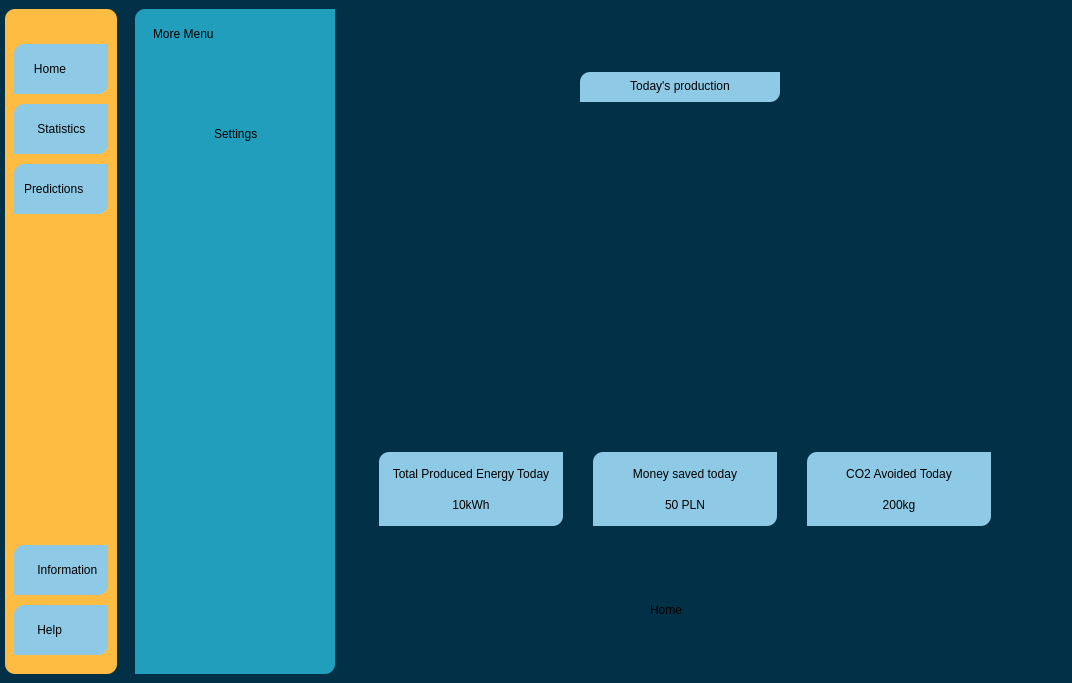
Above: Project1.ui from ddziechciarz/JPWPApp before the change. Below: the same form after it.
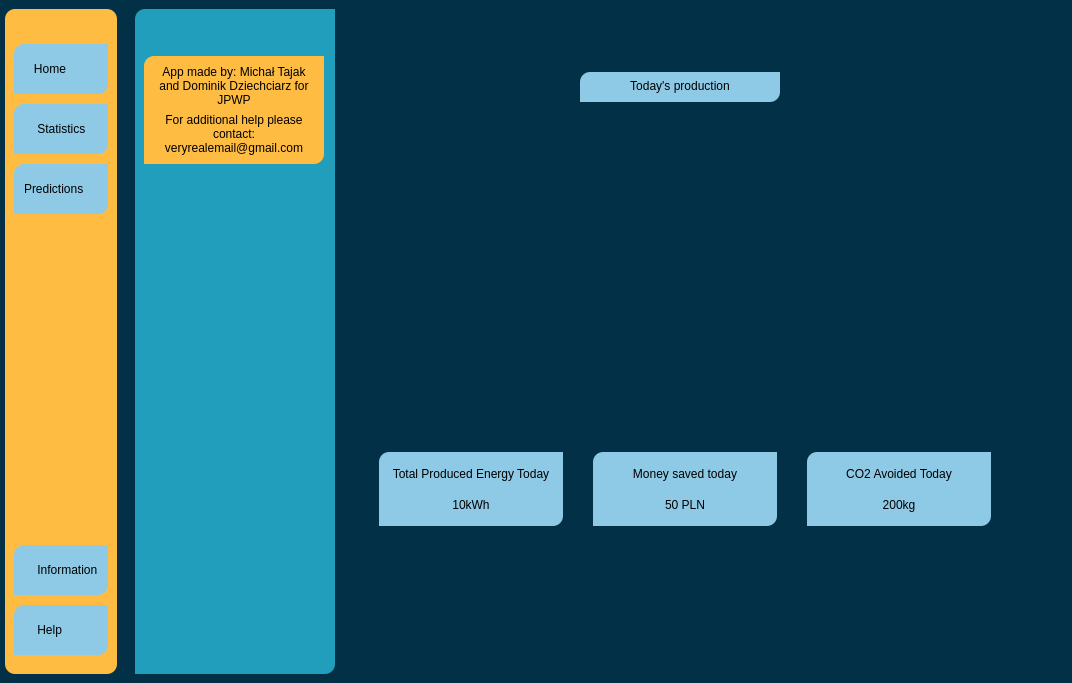
That is the form after the change. The open tabs and pages were chosen to show the change. Icons and pictures are not drawn.

What changed in the file:
```diff
--- a/Project1.ui
+++ b/Project1.ui
@@ -420,7 +420,7 @@
              <item>
               <widget class="QLabel" name="menuLabel">
                <property name="text">
-                <string>More Menu</string>
+                <string/>
                </property>
               </widget>
              </item>
@@ -485,21 +485,9 @@
                <height>16777215</height>
               </size>
              </property>
-             <widget class="QWidget" name="settingsPage">
-              <widget class="QLabel" name="label_2">
-               <property name="geometry">
-                <rect>
-                 <x>70</x>
-                 <y>70</y>
-                 <width>49</width>
-                 <height>16</height>
-                </rect>
-               </property>
-               <property name="text">
-                <string>Settings</string>
-               </property>
-              </widget>
-             </widget>
+             <property name="currentIndex">
+              <number>0</number>
+             </property>
              <widget class="QWidget" name="helpPage">
               <widget class="QWidget" name="helpInnerWidget" native="true">
                <property name="geometry">
@@ -718,19 +706,6 @@
              <number>1</number>
             </property>
             <widget class="QWidget" name="homePage">
-             <widget class="QLabel" name="label_4">
-              <property name="geometry">
-               <rect>
-                <x>300</x>
-                <y>560</y>
-                <width>49</width>
-                <height>16</height>
-               </rect>
-              </property>
-              <property name="text">
-               <string>Home</string>
-              </property>
-             </widget>
              <widget class="QWidget" name="graphWidget" native="true">
               <property name="geometry">
                <rect>
```
Left out of the diff: 15 changed lines with no effect on the pictures.
